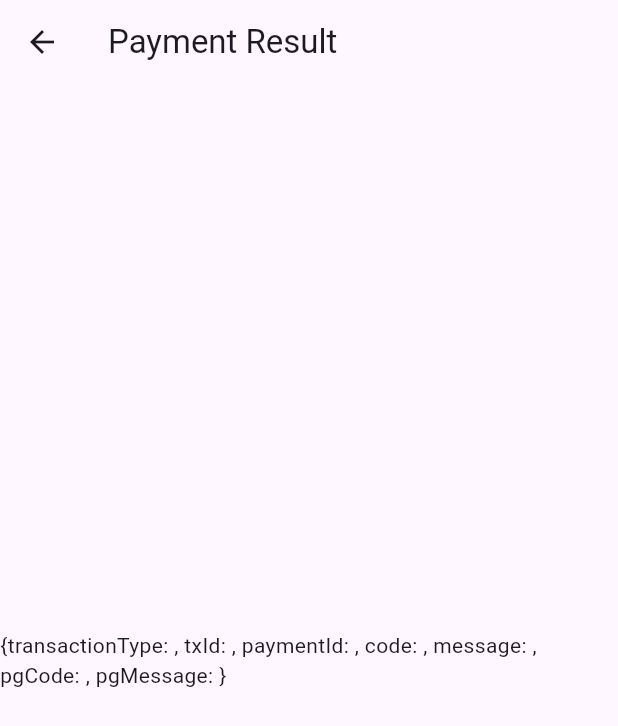
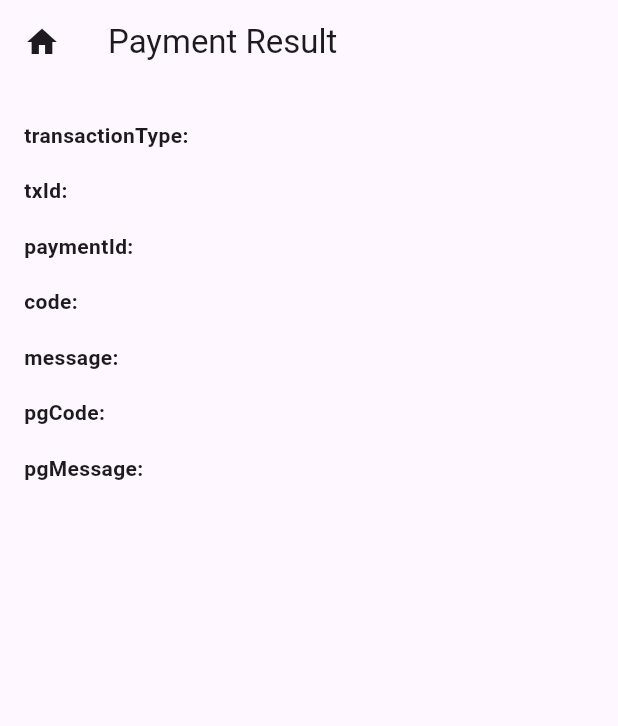
Before and after one commit to AndrewDongminYoo/portone_flutter, a Flutter app: the ResultScreen screen opened directly with empty values, on a phone screen of 412 x 824 dp. Shown: the top 726 px of the screen. Run offline on Flutter 3.47's test engine with Material 3 defaults, Android fonts, the phone set to English and light mode, and no system bars; our stand-ins replace app_links, go_router; missing offline and left inert: flutter_inappwebview.

Commit message:
feat(example): enhance payment result screen with detailed data display
This commit enhances the `ResultScreen` in the example app to display the payment result data in a more readable and detailed format.

The following changes were made:

- Replaced the simple `Text` widget displaying the JSON string with a `ListView.builder` to iterate through the payment result data.
- Each key-value pair in the result data is displayed in a separate row with the key in bold and the value wrapped to fit the screen.
- Added a home button to the app bar to easily navigate back to the `PayNowScreen`.
- The app bar now has `automaticallyImplyLeading` set to false, and a custom `leading` widget to navigate to the home screen.

```diff
--- a/example/lib/main.dart
+++ b/example/lib/main.dart
@@ -12,7 +12,7 @@ import 'package:portone_flutter_v2/portone_flutter_v2.dart';
 /// This sample app shows an app with two screens.
 ///
 /// The first route '/' is mapped to [PayNowScreen], and the second route
-/// '/details' is mapped to [PaymentScreen].
+/// '/payment' is mapped to [PaymentScreen].
 ///
 /// The buttons use context.go() to navigate to each destination. On mobile
 /// devices, each destination is deep-linkable and on the web, can be navigated
@@ -130,9 +130,33 @@ class ResultScreen extends StatelessWidget {
 
   @override
   Widget build(BuildContext context) {
+    final resultData = paymentResponse.toJson();
     return Scaffold(
-      appBar: AppBar(title: const Text('Payment Result')),
-      body: Center(child: Text(paymentResponse.toJson().toString())),
+      appBar: AppBar(
+        title: const Text('Payment Result'),
+        automaticallyImplyLeading: false,
+        leading: IconButton(icon: const Icon(Icons.home), onPressed: () => context.go('/')),
+      ),
+      body: Padding(
+        padding: const EdgeInsets.all(16.0),
+        child: ListView.builder(
+          itemCount: resultData.length,
+          itemBuilder: (context, index) {
+            final key = resultData.keys.elementAt(index);
+            return Padding(
+              key: ValueKey(key),
+              padding: const EdgeInsets.symmetric(vertical: 8.0),
+              child: Row(
+                crossAxisAlignment: CrossAxisAlignment.start,
+                children: [
+                  Text('$key: ', style: const TextStyle(fontWeight: FontWeight.bold)),
+                  Expanded(child: Text(resultData[key].toString(), softWrap: true)),
+                ],
+              ),
+            );
+          },
+        ),
+      ),
     );
   }
 }
```
